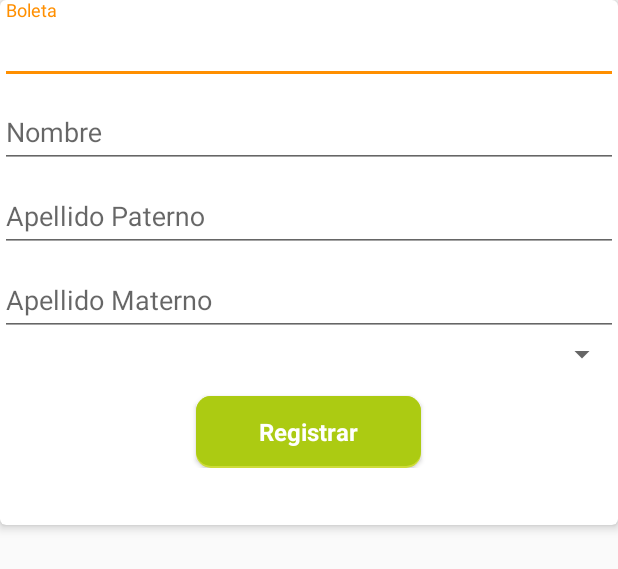
After one commit to luisrodean/UpiicsaMath, an Android app: the layout fragment_registro_alumno.xml on its own in the app's theme, with its tools: preview values and no code run, on a phone screen of 412 x 824 dp. The commit adds this screen. Shown: the top 569 px of the screen. Run offline under Robolectric (Android 15) with nearby library versions, the phone set to English and light mode, and no system bars.

Commit message:
Card view en horarios

```diff
--- /dev/null
+++ b/app/src/main/res/layout/fragment_registro_alumno.xml
@@ -0,0 +1,128 @@
+<?xml version="1.0" encoding="utf-8"?>
+<android.support.v7.widget.CardView xmlns:android="http://schemas.android.com/apk/res/android"
+    xmlns:card_view="http://schemas.android.com/apk/res-auto"
+
+
+    android:layout_width="match_parent"
+    android:layout_height="350dp"
+    card_view:cardCornerRadius="4dp"
+    card_view:cardElevation="4dp">
+
+        <!-- Login progress -->
+        <ProgressBar
+            android:id="@+id/login_progress"
+            style="?android:attr/progressBarStyleLarge"
+            android:layout_width="wrap_content"
+            android:layout_height="wrap_content"
+            android:layout_marginBottom="8dp"
+            android:indeterminate="true"
+            android:visibility="gone" />
+
+        <ScrollView
+            android:id="@+id/login_form"
+            android:layout_width="match_parent"
+            android:layout_height="match_parent"
+            android:layout_gravity="center_vertical">
+
+            <LinearLayout
+                android:id="@+id/upiicsa_login_form"
+                android:layout_width="match_parent"
+                android:layout_height="wrap_content"
+                android:foregroundGravity="center_vertical"
+                android:gravity="center_vertical|center|center_horizontal"
+                android:orientation="vertical">
+
+                <android.support.design.widget.TextInputLayout
+                    android:layout_width="match_parent"
+                    android:layout_height="wrap_content">
+
+                    <EditText
+                        android:id="@+id/txt_registro_id_boleta"
+                        android:layout_width="match_parent"
+                        android:layout_height="wrap_content"
+                        android:hint="@string/txt_registro_id_boleta"
+                        android:inputType="numberSigned"
+                        android:maxLines="1"
+                        android:singleLine="true"
+                        android:gravity="center_vertical"/>
+
+                </android.support.design.widget.TextInputLayout>
+
+                <android.support.design.widget.TextInputLayout
+                    android:layout_width="match_parent"
+                    android:layout_height="wrap_content">
+
+                    <EditText
+                        android:id="@+id/txt_registro_nombre"
+                        android:layout_width="match_parent"
+                        android:layout_height="wrap_content"
+                        android:hint="@string/txt_registro_nombre"
+                        android:inputType="textNoSuggestions"
+                        android:maxLines="1"
+                        android:singleLine="true"
+                        android:gravity="center_vertical"/>
+
+                </android.support.design.widget.TextInputLayout>
+
+                <android.support.design.widget.TextInputLayout
+                    android:layout_width="match_parent"
+                    android:layout_height="wrap_content">
+
+                    <EditText
+                        android:id="@+id/txt_registro_apellido_paterno"
+                        android:layout_width="match_parent"
+                        android:layout_height="wrap_content"
+                        android:hint="@string/txt_registro_apellido_paterno"
+                        android:inputType="textNoSuggestions"
+                        android:maxLines="1"
+                        android:singleLine="true"
+                        android:gravity="center_vertical" />
+
+                </android.support.design.widget.TextInputLayout>
+
+                <android.support.design.widget.TextInputLayout
+                    android:layout_width="match_parent"
+                    android:layout_height="wrap_content">
+
+                    <EditText
+                        android:id="@+id/txt_registro_apellido_materno"
+                        android:layout_width="match_parent"
+                        android:layout_height="wrap_content"
+                        android:hint="@string/txt_registro_apellido_materno"
+                        android:inputType="textNoSuggestions"
+                        android:maxLines="1"
+                        android:singleLine="true"
+                        android:gravity="center_vertical" />
+
+                </android.support.design.widget.TextInputLayout>
+
+                <android.support.design.widget.TextInputLayout
+                    android:layout_width="match_parent"
+                    android:layout_height="wrap_content">
+
+                    <Spinner
+                        android:id="@+id/spn_registro_licenciatura"
+                        android:layout_width="match_parent"
+                        android:layout_height="wrap_content"
+                        android:hint="@string/spn_registro_licenciatura"
+                        android:inputType="textNoSuggestions"
+                        android:maxLines="1"
+                        android:singleLine="true"
+                        android:gravity="center_vertical" />
+
+                </android.support.design.widget.TextInputLayout>
+
+
+                <Button
+                    android:id="@+id/btn_registro_Registrar"
+                    style="@style/Widget.Button.Standar"
+                    android:layout_width="150dp"
+                    android:layout_height="wrap_content"
+                    android:layout_marginTop="16dp"
+                    android:text="@string/btn_registro_Registrar"
+                    android:textStyle="bold" />
+
+            </LinearLayout>
+        </ScrollView>
+
+</android.support.v7.widget.CardView>
--- a/app/src/main/res/values/strings.xml
+++ b/app/src/main/res/values/strings.xml
@@ -78,6 +78,25 @@
     <string name="error_incorrect_password">La contraseña es incorrecta</string>
     <string name="error_field_required">Campo requerio</string>
 
+    <!-- Strings related to fragment_registro_alumno -->
+    <string name="txt_registro_id_boleta">Boleta</string>
+    <string name="txt_registro_nombre">Nombre</string>
+    <string name="txt_registro_apellido_paterno">Apellido Paterno</string>
+    <string name="txt_registro_apellido_materno">Apellido Materno</string>
+    <string name="spn_registro_licenciatura">Licenciatura</string>
+    <string name="btn_registro_Registrar">Registrar</string>
+
+    <!-- Arreglo Strings "Carreras" related to fragment_registro_alumno
+    <Strinng-array name="Carreras">
+        <iten>Administración Industrial</iten>
+        <iten>Ingeniería Industrial</iten>
+        <iten>Ingenieria en Transporte</iten>
+        <iten>Ciencias de la Informática</iten>
+        <iten>Ingeniería en Informática</iten>
+    </Strinng-array>
+-->
+
+
     <!--Catalog fragment-->
     <string name="catalog_search_hit">Buscar por nombre   </string>
     <string name="title_activity_zoom_image">ZoomImage</string>
```
Also changed, not shown: app/src/main/java/com/belu/upiicsamath/database/AlumnoDAO.java (added, +46 -0 lines), app/src/main/java/com/belu/upiicsamath/database/UpicsaHorarioSQLiteHelper.java (added, +37 -0 lines), app/src/main/java/com/belu/upiicsamath/ui/activity/RegistroActivity.java (added, +92 -0 lines), 1 other file.
